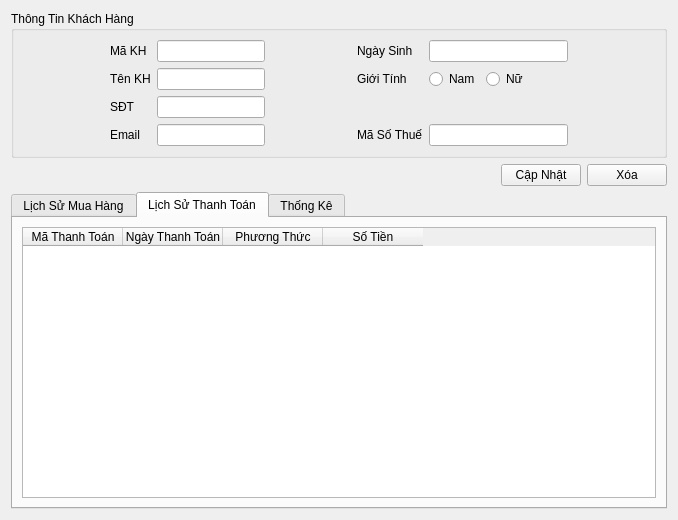
Before: the Qt Designer form ui/customer_detail.ui in thinh-doan/sales-and-warehouse-management-system, drawn with Qt 5.
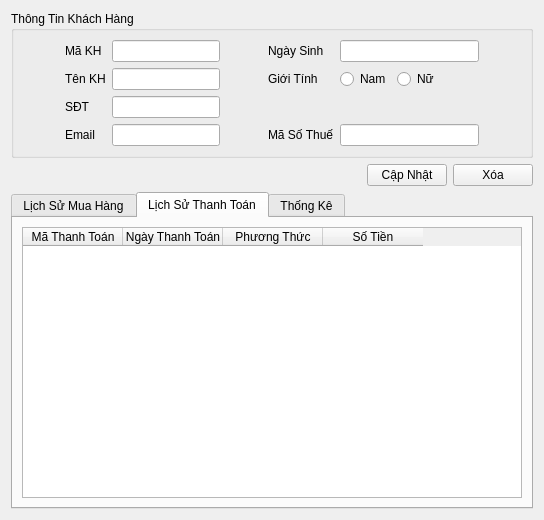
After: the same form once the commit is applied. The open tabs and pages were chosen to show the change.

Patch:
```diff
--- a/ui/customer_detail.ui
+++ b/ui/customer_detail.ui
@@ -6,7 +6,7 @@
    <rect>
     <x>0</x>
     <y>0</y>
-    <width>678</width>
+    <width>544</width>
     <height>520</height>
    </rect>
   </property>
```
Left out of the diff: 154 changed lines with no effect on the pictures.
